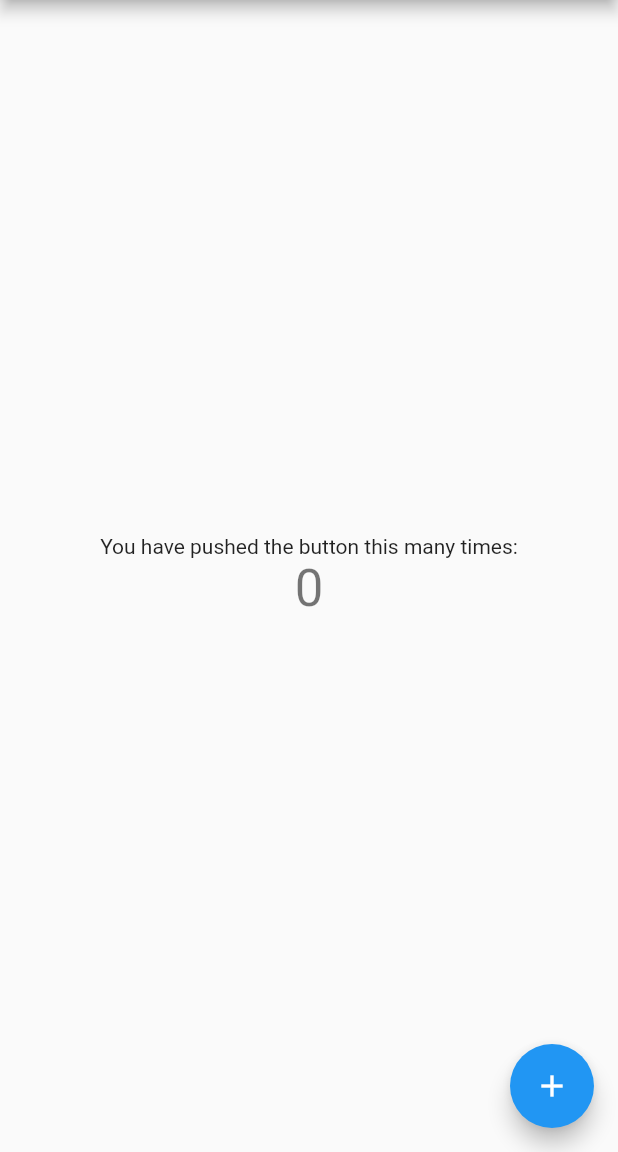
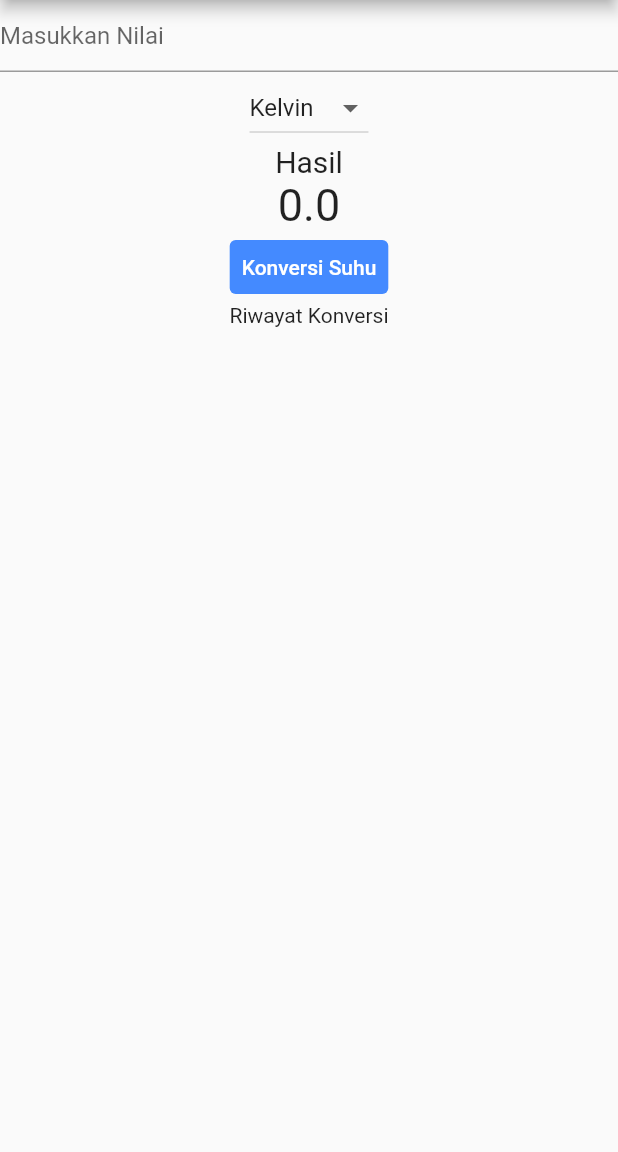
Before and after one commit to rakhaegg/polinema_mobile_flutter_konverterSuhu_2, a Flutter app: the screen it shows after launch, on a phone screen of 412 x 824 dp, the part 84-1236 px from its top. Run offline on Flutter 3.47's test engine with Material 2 defaults, Android fonts, the phone set to English and light mode, and no system bars.

Commit message:
TugasPratikum1

```diff
--- a/lib/main.dart
+++ b/lib/main.dart
@@ -1,4 +1,5 @@
 import 'package:flutter/material.dart';
+import 'package:flutter/services.dart';
 
 void main() {
   runApp(const MyApp());
@@ -11,19 +12,7 @@ class MyApp extends StatelessWidget {
   @override
   Widget build(BuildContext context) {
     return MaterialApp(
-      title: 'Flutter Demo',
-      theme: ThemeData(
-        // This is the theme of your application.
-        //
-        // Try running your application with "flutter run". You'll see the
-        // application has a blue toolbar. Then, without quitting the app, try
-        // changing the primarySwatch below to Colors.green and then invoke
-        // "hot reload" (press "r" in the console where you ran "flutter run",
-        // or simply save your changes to "hot reload" in a Flutter IDE).
-        // Notice that the counter didn't reset back to zero; the application
-        // is not restarted.
-        primarySwatch: Colors.blue,
-      ),
+
       home: const MyHomePage(title: 'Flutter Demo Home Page'),
     );
   }
@@ -49,6 +38,29 @@ class MyHomePage extends StatefulWidget {
 
 class _MyHomePageState extends State<MyHomePage> {
   int _counter = 0;
+  double _inputuser = 0;
+  double _kevin = 0;
+  double _reamur = 0;
+  final inputController = TextEditingController();
+  String newValue = "Kelvin";
+  double _result = 0;
+  String changeValue = "";
+
+  var listItem = [
+    "Kelvin",
+    "Reamur",
+  ];
+  void perhitunganSuhu(){
+    setState(() {
+      _inputuser = double.parse(inputController.text);
+
+      if(newValue == "Kelvin"){
+        _result = _inputuser + 273;
+      }else{
+        _result = (4/5) * _inputuser;
+      }
+    });
+  }
 
   void _incrementCounter() {
     setState(() {
@@ -75,41 +87,130 @@ class _MyHomePageState extends State<MyHomePage> {
         // the App.build method, and use it to set our appbar title.
         title: Text(widget.title),
       ),
-      body: Center(
-        // Center is a layout widget. It takes a single child and positions it
-        // in the middle of the parent.
+      body: Container(
         child: Column(
-          // Column is also a layout widget. It takes a list of children and
-          // arranges them vertically. By default, it sizes itself to fit its
-          // children horizontally, and tries to be as tall as its parent.
-          //
-          // Invoke "debug painting" (press "p" in the console, choose the
-          // "Toggle Debug Paint" action from the Flutter Inspector in Android
-          // Studio, or the "Toggle Debug Paint" command in Visual Studio Code)
-          // to see the wireframe for each widget.
-          //
-          // Column has various properties to control how it sizes itself and
-          // how it positions its children. Here we use mainAxisAlignment to
-          // center the children vertically; the main axis here is the vertical
-          // axis because Columns are vertical (the cross axis would be
-          // horizontal).
-          mainAxisAlignment: MainAxisAlignment.center,
           children: <Widget>[
-            const Text(
-              'You have pushed the button this many times:',
+            Container(
+              child : Input(myController: inputController,),
             ),
-            Text(
-              '$_counter',
-              style: Theme.of(context).textTheme.headline4,
+            Container(
+              child: DropdownButton<String>(items:
+                listItem.map((String value){
+                    return DropdownMenuItem<String>(
+                      value: value,
+                      child: Text(value),
+                    );
+                }).toList(),
+
+                /*
+                [
+                DropdownMenuItem(
+                  value: "Kelvin" , child: Container(child: Text("Kelvin"),),),
+                DropdownMenuItem(
+                  value: "Reamur", child: Container(child: Text("Reamur"),),)
+              ],
+              */
+              value: newValue,
+              onChanged: (String? changeValue){
+                setState(() {
+                  newValue = changeValue!;
+                  perhitunganSuhu();
+                });
+              }
+              ),
+            ),
+            Result(result: _result,),
+            SizedBox(
+              child: Container(
+                child: Convert(konvertHandler: perhitunganSuhu ,)
+              ),
+            ),
+            Container(
+              child: Text("Riwayat Konversi"
+              )
+            ),
+            Expanded(
+              child: ListView(
+
+              ),
             ),
           ],
         ),
+
       ),
-      floatingActionButton: FloatingActionButton(
-        onPressed: _incrementCounter,
-        tooltip: 'Increment',
-        child: const Icon(Icons.add),
-      ), // This trailing comma makes auto-formatting nicer for build methods.
+
     );
   }
 }
+
+class Convert extends StatelessWidget {
+  const Convert({
+    Key? key,
+    required this.konvertHandler,
+  }) : super(key: key);
+
+  final Function konvertHandler;
+
+  @override
+  Widget build(BuildContext context) {
+    return TextButton(
+      style:  TextButton.styleFrom(
+        backgroundColor: Colors.blueAccent
+      ),
+      onPressed: (){
+        konvertHandler();
+      },
+      child: Text("Konversi Suhu",
+      style: TextStyle(color: Colors.white),
+
+      ),
+    );
+  }
+}
+
+class Input extends StatelessWidget {
+  const Input({
+    Key? key,
+    required this.myController,
+  }) : super(key: key);
+
+  final TextEditingController myController;
+
+  @override
+  Widget build(BuildContext context) {
+    return TextFormField(
+      controller: myController,
+      decoration: InputDecoration(
+        hintText: "Masukkan Nilai "
+      ),
+      inputFormatters: <TextInputFormatter>[
+        FilteringTextInputFormatter.digitsOnly,
+      ],
+      keyboardType: TextInputType.number,
+    );
+  }
+}
+
+class Result extends StatelessWidget {
+  const Result({
+    Key? key,
+    required this.result,
+  }) : super(key: key);
+
+  final double result;
+  @override
+  Widget build(BuildContext context) {
+    return Container(
+      child: Column(
+        children: <Widget>[
+          Text("Hasil",
+          style: TextStyle(fontSize: 20),
+          ),
+          Text(result.toStringAsFixed(1),
+          style: TextStyle(fontSize: 30),
+          ),
+        ],
+      ),
+    );
+  }
+}
```
